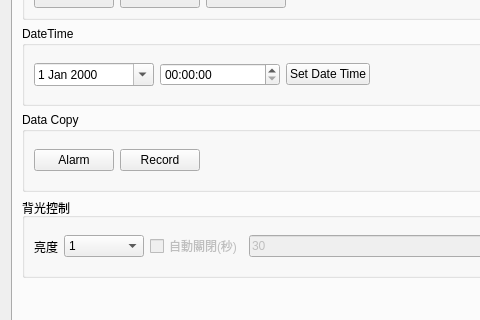
haoyi-jason/BMS_HY01_old, file frmhardwareconfig.ui: the form before one commit; both pictures show x 0 to 480 and y 127 to 447 of the 1280 by 600 pixel window.
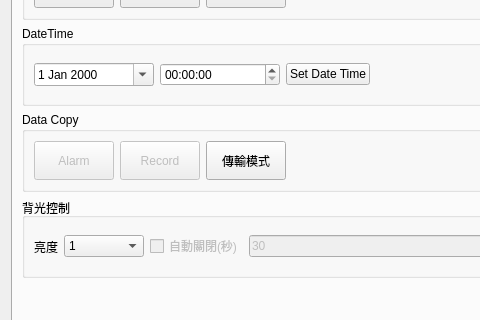
The form after the commit. The open tabs and pages were chosen to show the change. Custom widgets are drawn as their Qt base class.

Commit message: add ethernet transfer mode, not tested

```diff
--- a/frmhardwareconfig.ui
+++ b/frmhardwareconfig.ui
@@ -1096,6 +1096,15 @@
          <layout class="QHBoxLayout" name="horizontalLayout_7">
           <item>
            <widget class="QPushButton" name="pbAlarmToSD">
+            <property name="enabled">
+             <bool>false</bool>
+            </property>
+            <property name="sizePolicy">
+             <sizepolicy hsizetype="Minimum" vsizetype="Minimum">
+              <horstretch>0</horstretch>
+              <verstretch>0</verstretch>
+             </sizepolicy>
+            </property>
             <property name="text">
              <string>Alarm</string>
             </property>
@@ -1103,11 +1112,36 @@
           </item>
           <item>
            <widget class="QPushButton" name="pbRecordToSD">
+            <property name="enabled">
+             <bool>false</bool>
+            </property>
+            <property name="sizePolicy">
+             <sizepolicy hsizetype="Minimum" vsizetype="Minimum">
+              <horstretch>0</horstretch>
+              <verstretch>0</verstretch>
+             </sizepolicy>
+            </property>
             <property name="text">
              <string>Record</string>
             </property>
            </widget>
           </item>
+          <item>
+           <widget class="QPushButton" name="pbEnterLanMode">
+            <property name="enabled">
+             <bool>true</bool>
+            </property>
+            <property name="sizePolicy">
+             <sizepolicy hsizetype="Minimum" vsizetype="Minimum">
+              <horstretch>0</horstretch>
+              <verstretch>0</verstretch>
+             </sizepolicy>
+            </property>
+            <property name="text">
+             <string>傳輸模式</string>
+            </property>
+           </widget>
+          </item>
           <item>
            <spacer name="horizontalSpacer_5">
             <property name="orientation">
```
Left out of the diff: 2 changed lines with no effect on the pictures. The commit also changes 2 other files.
